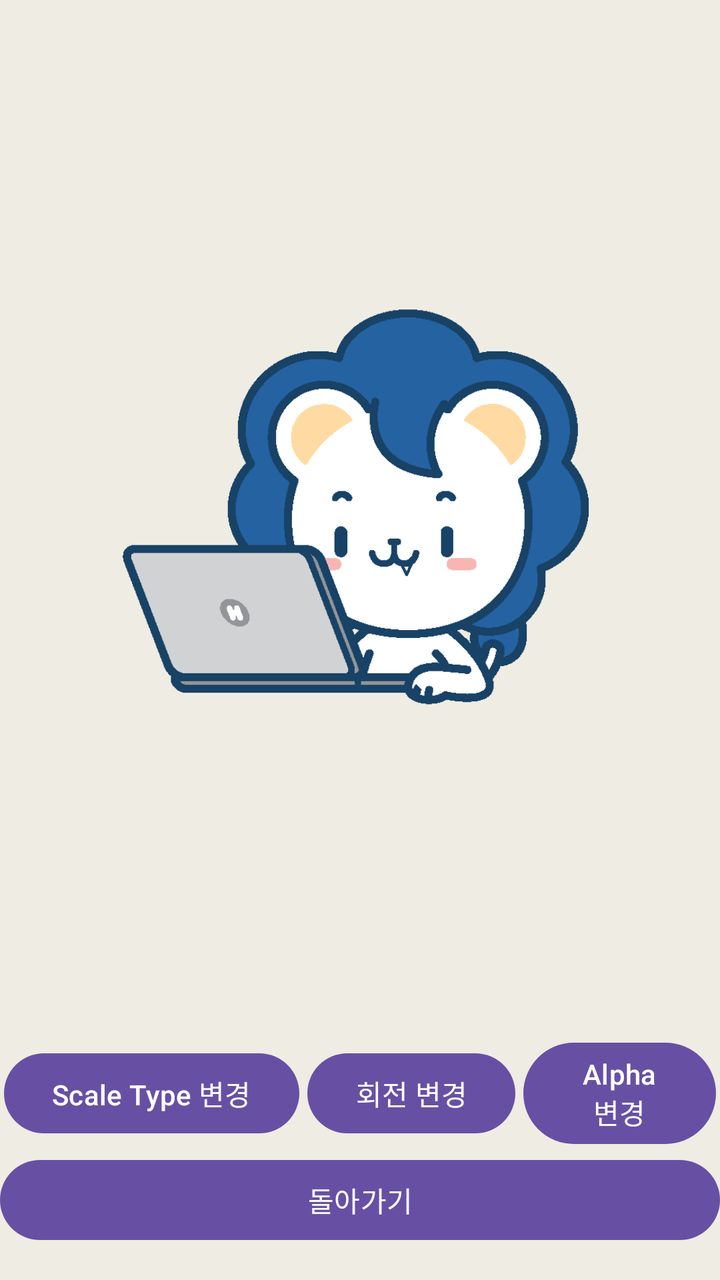
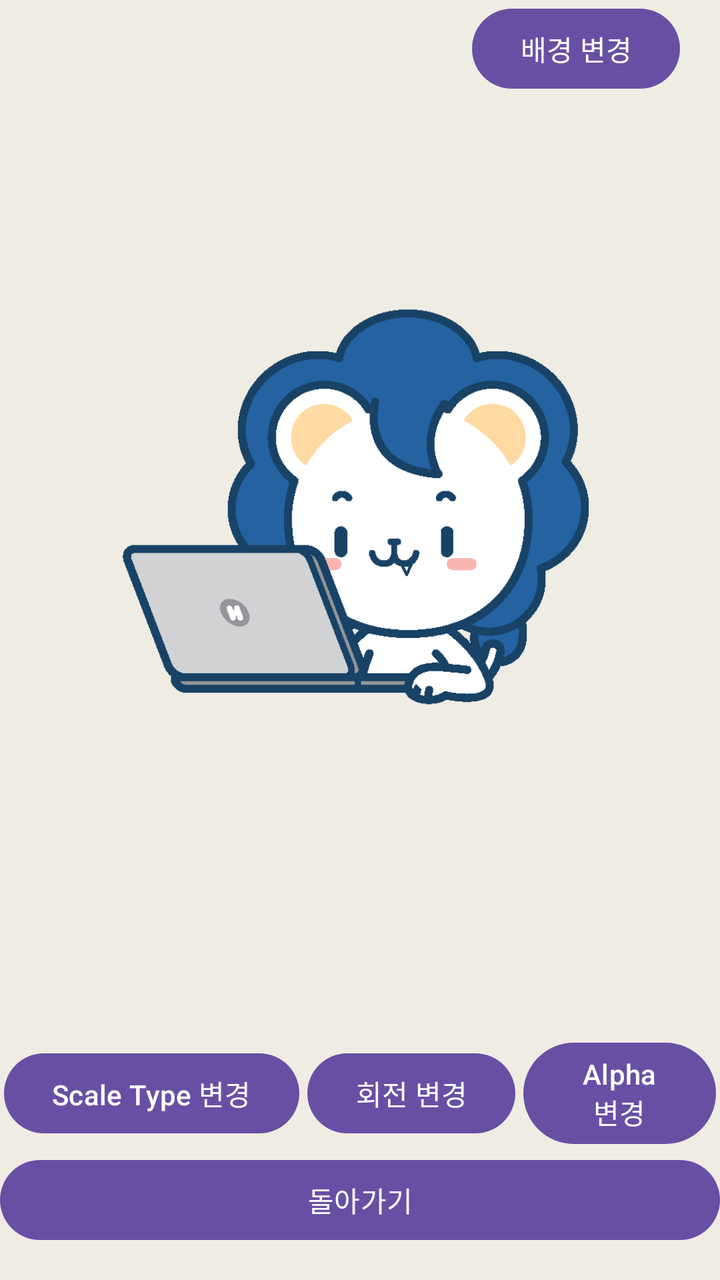

Screens rendered from an Android XML layout before and after an edit, with the pre-edit source and the edit as a unified diff.
<!-- AndroidManifest.xml: application theme Theme.MobilePrograming -->
<!-- res/layout/image_playground.xml -->
<?xml version="1.0" encoding="utf-8"?>
<androidx.constraintlayout.widget.ConstraintLayout xmlns:android="http://schemas.android.com/apk/res/android"
    xmlns:app="http://schemas.android.com/apk/res-auto"
    xmlns:tools="http://schemas.android.com/tools"
    android:layout_width="match_parent"
    android:layout_height="match_parent"
    android:background="#EFECE3">

    <ImageView
        android:id="@+id/image_view"
        android:layout_width="300dp"
        android:layout_height="300dp"
        android:src="@drawable/hannyang"
        app:layout_constraintBottom_toTopOf="@+id/button_layout"
        app:layout_constraintEnd_toEndOf="parent"
        app:layout_constraintStart_toStartOf="parent"
        app:layout_constraintTop_toTopOf="parent" />

    <LinearLayout
        android:id="@+id/button_layout"
        android:layout_width="wrap_content"
        android:layout_height="wrap_content"
        android:gravity="center"
        android:orientation="horizontal"
        app:layout_constraintBottom_toTopOf="@+id/back_to_main_button"
        app:layout_constraintEnd_toEndOf="parent"
        app:layout_constraintStart_toStartOf="parent">

        <Button
            android:id="@+id/scale_type_button"
            android:layout_width="wrap_content"
            android:layout_height="wrap_content"
            android:layout_marginHorizontal="2dp"
            android:text="Scale Type 변경" />

        <Button
            android:id="@+id/rotation_button"
            android:layout_width="wrap_content"
            android:layout_height="wrap_content"
            android:layout_marginHorizontal="2dp"
            android:text="회전 변경" />

        <Button
            android:id="@+id/alpha_button"
            android:layout_width="wrap_content"
            android:layout_height="wrap_content"
            android:layout_marginHorizontal="2dp"
            android:text="Alpha 변경" />
    </LinearLayout>

    <Button
        android:id="@+id/back_to_main_button"
        android:layout_width="0dp"
        android:layout_height="wrap_content"
        android:layout_marginBottom="16dp"
        android:text="돌아가기"
        app:layout_constraintBottom_toBottomOf="parent"
        app:layout_constraintEnd_toEndOf="@+id/button_layout"
        app:layout_constraintStart_toStartOf="@+id/button_layout" />

</androidx.constraintlayout.widget.ConstraintLayout>
<!-- resources referenced by this layout -->
<resources>
  <!-- drawable hannyang: png bitmap (drawable, 11636 bytes) -->
  <style name="Theme.MobilePrograming" parent="Base.Theme.MobilePrograming" />
  <style name="Base.Theme.MobilePrograming" parent="Theme.Material3.DayNight.NoActionBar">
          
          
      </style>
</resources>

<!-- the commit's change to res/layout/image_playground.xml (unified diff, before → after) -->
@@ -2,9 +2,11 @@
 <androidx.constraintlayout.widget.ConstraintLayout xmlns:android="http://schemas.android.com/apk/res/android"
     xmlns:app="http://schemas.android.com/apk/res-auto"
     xmlns:tools="http://schemas.android.com/tools"
+    android:id="@+id/root_layout"
     android:layout_width="match_parent"
     android:layout_height="match_parent"
-    android:background="#EFECE3">
+    android:background="#EFECE3"
+    tools:context=".ImagePlayground">
 
     <ImageView
         android:id="@+id/image_view"
@@ -15,6 +17,22 @@
         app:layout_constraintEnd_toEndOf="parent"
         app:layout_constraintStart_toStartOf="parent"
         app:layout_constraintTop_toTopOf="parent" />
+
+    <LinearLayout
+        android:layout_width="wrap_content"
+        android:layout_height="wrap_content"
+        android:layout_marginRight="20dp"
+        android:layout_marginBottom="60dp"
+        app:layout_constraintBottom_toTopOf="@id/image_view"
+        app:layout_constraintEnd_toEndOf="parent"
+        app:layout_constraintTop_toTopOf="parent">
+
+        <Button
+            android:id="@+id/background_button"
+            android:layout_width="wrap_content"
+            android:layout_height="wrap_content"
+            android:text="배경 변경" />
+    </LinearLayout>
 
     <LinearLayout
         android:id="@+id/button_layout"
@@ -58,4 +76,5 @@
         app:layout_constraintEnd_toEndOf="@+id/button_layout"
         app:layout_constraintStart_toStartOf="@+id/button_layout" />
 
+
 </androidx.constraintlayout.widget.ConstraintLayout>
